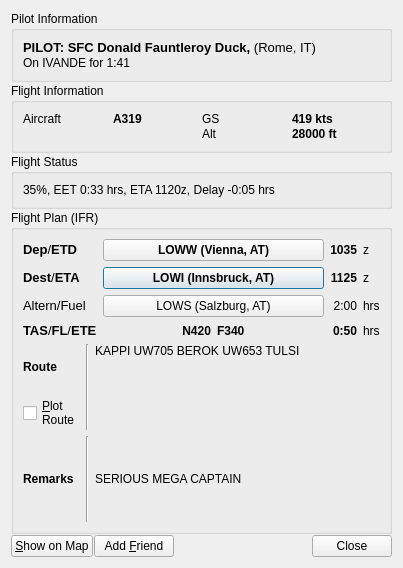
Old version of the form QuteScoop/src/PilotDetails.ui in the repository qutescoop/qutescoop.
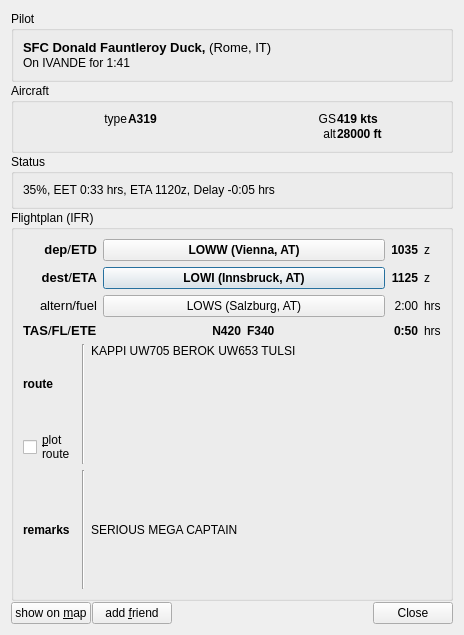
New version of the form. Icons and pictures are not drawn.

```diff
--- a/QuteScoop/src/PilotDetails.ui
+++ b/QuteScoop/src/PilotDetails.ui
@@ -6,8 +6,8 @@
    <rect>
     <x>0</x>
     <y>0</y>
-    <width>403</width>
-    <height>568</height>
+    <width>464</width>
+    <height>635</height>
    </rect>
   </property>
   <property name="windowTitle">
@@ -24,7 +24,7 @@
    <item>
     <widget class="QGroupBox" name="groupBox">
      <property name="title">
-      <string>Pilot Information</string>
+      <string>Pilot</string>
      </property>
      <layout class="QVBoxLayout">
       <property name="spacing">
@@ -36,8 +36,8 @@
          <string>&lt;!DOCTYPE HTML PUBLIC &quot;-//W3C//DTD HTML 4.0//EN&quot; &quot;http://www.w3.org/TR/REC-html40/strict.dtd&quot;&gt;
 &lt;html&gt;&lt;head&gt;&lt;meta name=&quot;qrichtext&quot; content=&quot;1&quot; /&gt;&lt;style type=&quot;text/css&quot;&gt;
 p, li { white-space: pre-wrap; }
-&lt;/style&gt;&lt;/head&gt;&lt;body style=&quot; font-family:'UnDotum'; font-size:10pt; font-weight:400; font-style:normal;&quot;&gt;
-&lt;p style=&quot; margin-top:0px; margin-bottom:0px; margin-left:0px; margin-right:0px; -qt-block-indent:0; text-indent:0px;&quot;&gt;&lt;span style=&quot; font-weight:600;&quot;&gt;PILOT: SFC Donald Fauntleroy Duck, &lt;/span&gt;(Rome, IT)&lt;/p&gt;&lt;/body&gt;&lt;/html&gt;</string>
+&lt;/style&gt;&lt;/head&gt;&lt;body style=&quot; font-family:'Ubuntu'; font-size:10pt; font-weight:400; font-style:normal;&quot;&gt;
+&lt;p style=&quot; margin-top:0px; margin-bottom:0px; margin-left:0px; margin-right:0px; -qt-block-indent:0; text-indent:0px;&quot;&gt;&lt;span style=&quot; font-family:'UnDotum'; font-weight:600;&quot;&gt;SFC Donald Fauntleroy Duck, &lt;/span&gt;&lt;span style=&quot; font-family:'UnDotum';&quot;&gt;(Rome, IT)&lt;/span&gt;&lt;/p&gt;&lt;/body&gt;&lt;/html&gt;</string>
         </property>
         <property name="alignment">
          <set>Qt::AlignLeading|Qt::AlignLeft|Qt::AlignTop</set>
@@ -60,7 +60,7 @@
    <item>
     <widget class="QGroupBox" name="groupBox_2">
      <property name="title">
-      <string>Flight Information</string>
+      <string>Aircraft</string>
      </property>
      <layout class="QVBoxLayout">
       <property name="spacing">
@@ -74,7 +74,10 @@
         <item row="0" column="0">
          <widget class="QLabel" name="label_10">
           <property name="text">
-           <string>Aircraft</string>
+           <string>type</string>
+          </property>
+          <property name="alignment">
+           <set>Qt::AlignRight|Qt::AlignTrailing|Qt::AlignVCenter</set>
           </property>
          </widget>
         </item>
@@ -102,6 +105,9 @@
           <property name="text">
            <string>GS</string>
           </property>
+          <property name="alignment">
+           <set>Qt::AlignRight|Qt::AlignTrailing|Qt::AlignVCenter</set>
+          </property>
          </widget>
         </item>
         <item row="0" column="3">
@@ -136,7 +142,10 @@
            <string>Altitude</string>
           </property>
           <property name="text">
-           <string>Alt</string>
+           <string>alt</string>
+          </property>
+          <property name="alignment">
+           <set>Qt::AlignRight|Qt::AlignTrailing|Qt::AlignVCenter</set>
           </property>
          </widget>
         </item>
@@ -148,7 +157,7 @@
    <item>
     <widget class="QGroupBox" name="groupStatus">
      <property name="title">
-      <string>Flight Status</string>
+      <string>Status</string>
      </property>
      <layout class="QVBoxLayout" name="verticalLayout_3">
       <item>
@@ -173,7 +182,7 @@
    <item>
     <widget class="QGroupBox" name="groupFp">
      <property name="title">
-      <string>Flight Plan (IFR)</string>
+      <string>Flightplan (IFR)</string>
      </property>
      <layout class="QGridLayout" name="gridLayout_3">
       <item row="0" column="0">
@@ -187,12 +196,15 @@
            <string>&lt;!DOCTYPE HTML PUBLIC &quot;-//W3C//DTD HTML 4.0//EN&quot; &quot;http://www.w3.org/TR/REC-html40/strict.dtd&quot;&gt;
 &lt;html&gt;&lt;head&gt;&lt;meta name=&quot;qrichtext&quot; content=&quot;1&quot; /&gt;&lt;style type=&quot;text/css&quot;&gt;
 p, li { white-space: pre-wrap; }
-&lt;/style&gt;&lt;/head&gt;&lt;body style=&quot; font-family:'UnDotum'; font-size:10pt; font-weight:400; font-style:normal;&quot;&gt;
-&lt;p style=&quot; margin-top:0px; margin-bottom:0px; margin-left:0px; margin-right:0px; -qt-block-indent:0; text-indent:0px;&quot;&gt;&lt;span style=&quot; font-weight:600;&quot;&gt;Dep&lt;/span&gt;/&lt;span style=&quot; font-weight:600;&quot;&gt;ETD&lt;/span&gt;&lt;/p&gt;&lt;/body&gt;&lt;/html&gt;</string>
+&lt;/style&gt;&lt;/head&gt;&lt;body style=&quot; font-family:'Ubuntu'; font-size:10pt; font-weight:400; font-style:normal;&quot;&gt;
+&lt;p style=&quot; margin-top:0px; margin-bottom:0px; margin-left:0px; margin-right:0px; -qt-block-indent:0; text-indent:0px;&quot;&gt;&lt;span style=&quot; font-family:'UnDotum'; font-weight:600;&quot;&gt;dep&lt;/span&gt;&lt;span style=&quot; font-family:'UnDotum';&quot;&gt;/&lt;/span&gt;&lt;span style=&quot; font-family:'UnDotum'; font-weight:600;&quot;&gt;ETD&lt;/span&gt;&lt;/p&gt;&lt;/body&gt;&lt;/html&gt;</string>
           </property>
           <property name="textFormat">
            <enum>Qt::RichText</enum>
           </property>
+          <property name="alignment">
+           <set>Qt::AlignRight|Qt::AlignTrailing|Qt::AlignVCenter</set>
+          </property>
          </widget>
         </item>
         <item row="1" column="0">
@@ -204,12 +216,15 @@
            <string>&lt;!DOCTYPE HTML PUBLIC &quot;-//W3C//DTD HTML 4.0//EN&quot; &quot;http://www.w3.org/TR/REC-html40/strict.dtd&quot;&gt;
 &lt;html&gt;&lt;head&gt;&lt;meta name=&quot;qrichtext&quot; content=&quot;1&quot; /&gt;&lt;style type=&quot;text/css&quot;&gt;
 p, li { white-space: pre-wrap; }
-&lt;/style&gt;&lt;/head&gt;&lt;body style=&quot; font-family:'UnDotum'; font-size:10pt; font-weight:400; font-style:normal;&quot;&gt;
-&lt;p style=&quot; margin-top:0px; margin-bottom:0px; margin-left:0px; margin-right:0px; -qt-block-indent:0; text-indent:0px;&quot;&gt;&lt;span style=&quot; font-weight:600;&quot;&gt;Dest&lt;/span&gt;/&lt;span style=&quot; font-weight:600;&quot;&gt;ETA&lt;/span&gt;&lt;/p&gt;&lt;/body&gt;&lt;/html&gt;</string>
+&lt;/style&gt;&lt;/head&gt;&lt;body style=&quot; font-family:'Ubuntu'; font-size:10pt; font-weight:400; font-style:normal;&quot;&gt;
+&lt;p style=&quot; margin-top:0px; margin-bottom:0px; margin-left:0px; margin-right:0px; -qt-block-indent:0; text-indent:0px;&quot;&gt;&lt;span style=&quot; font-family:'UnDotum'; font-weight:600;&quot;&gt;dest&lt;/span&gt;&lt;span style=&quot; font-family:'UnDotum';&quot;&gt;/&lt;/span&gt;&lt;span style=&quot; font-family:'UnDotum'; font-weight:600;&quot;&gt;ETA&lt;/span&gt;&lt;/p&gt;&lt;/body&gt;&lt;/html&gt;</string>
           </property>
           <property name="textFormat">
            <enum>Qt::RichText</enum>
           </property>
+          <property name="alignment">
+           <set>Qt::AlignRight|Qt::AlignTrailing|Qt::AlignVCenter</set>
+          </property>
          </widget>
         </item>
         <item row="1" column="2">
@@ -398,12 +413,15 @@
            <string>&lt;!DOCTYPE HTML PUBLIC &quot;-//W3C//DTD HTML 4.0//EN&quot; &quot;http://www.w3.org/TR/REC-html40/strict.dtd&quot;&gt;
 &lt;html&gt;&lt;head&gt;&lt;meta name=&quot;qrichtext&quot; content=&quot;1&quot; /&gt;&lt;style type=&quot;text/css&quot;&gt;
 p, li { white-space: pre-wrap; }
-&lt;/style&gt;&lt;/head&gt;&lt;body style=&quot; font-family:'UnDotum'; font-size:10pt; font-weight:400; font-style:normal;&quot;&gt;
-&lt;p style=&quot; margin-top:0px; margin-bottom:0px; margin-left:0px; margin-right:0px; -qt-block-indent:0; text-indent:0px;&quot;&gt;Altern/Fuel&lt;/p&gt;&lt;/body&gt;&lt;/html&gt;</string>
+&lt;/style&gt;&lt;/head&gt;&lt;body style=&quot; font-family:'Ubuntu'; font-size:10pt; font-weight:400; font-style:normal;&quot;&gt;
+&lt;p style=&quot; margin-top:0px; margin-bottom:0px; margin-left:0px; margin-right:0px; -qt-block-indent:0; text-indent:0px;&quot;&gt;&lt;span style=&quot; font-family:'UnDotum';&quot;&gt;altern/fuel&lt;/span&gt;&lt;/p&gt;&lt;/body&gt;&lt;/html&gt;</string>
           </property>
           <property name="textFormat">
            <enum>Qt::RichText</enum>
           </property>
+          <property name="alignment">
+           <set>Qt::AlignRight|Qt::AlignTrailing|Qt::AlignVCenter</set>
+          </property>
          </widget>
         </item>
         <item row="2" column="3">
@@ -464,7 +482,10 @@
              </font>
             </property>
             <property name="text">
-             <string>Route</string>
+             <string>route</string>
+            </property>
+            <property name="alignment">
+             <set>Qt::AlignRight|Qt::AlignTrailing|Qt::AlignVCenter</set>
             </property>
            </widget>
           </item>
@@ -480,8 +501,8 @@
              <string>Plot route on map (requires Navigation Database). Also accessible via right click on the airplane's label on the map. (Uses Navigation Database if available)</string>
             </property>
             <property name="text">
-             <string>&amp;Plot
-Route</string>
+             <string>&amp;plot
+route</string>
             </property>
            </widget>
           </item>
@@ -527,7 +548,7 @@
            </font>
           </property>
           <property name="text">
-           <string>Remarks</string>
+           <string>remarks</string>
           </property>
          </widget>
         </item>
@@ -571,7 +592,7 @@
      <item>
       <widget class="QPushButton" name="buttonShowOnMap">
        <property name="text">
-        <string>&amp;Show on Map</string>
+        <string>show on &amp;map</string>
        </property>
        <property name="shortcut">
         <string>S</string>
@@ -584,7 +605,7 @@
      <item>
       <widget class="QPushButton" name="buttonAddFriend">
        <property name="text">
-        <string>Add &amp;Friend</string>
+        <string>add &amp;friend</string>
        </property>
       </widget>
      </item>
```
